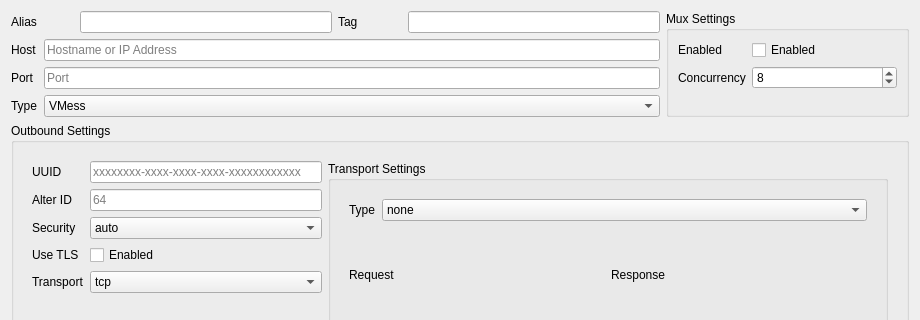
First picture: the form in src/ui/w_OutboundEditor.ui, repository darsvador/qvssr, before the edit; both pictures show x 0 to 920 and y 0 to 320 of the 920 by 630 pixel window.
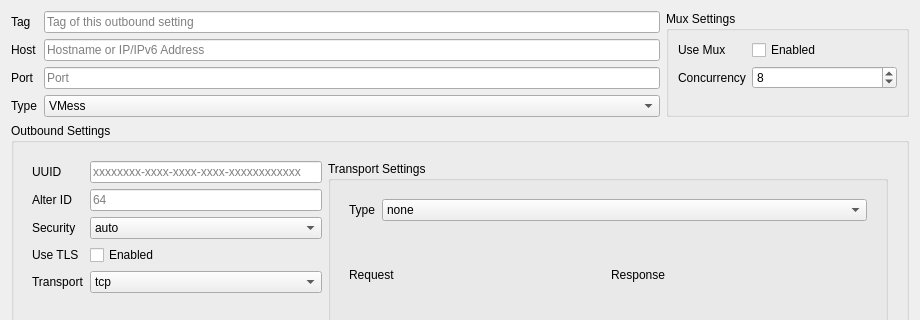
Second picture: the form after the edit.

Commit message: [fix] A lot of fixes - Fixed a config tag issue - Fixed override config - Fixed duplicated slash - Fixed #69 Windows Naming scheme - Fixed Mux settings on the Outbound Page. - Added full IPv6 support - Added UI logic on Preference Window, #69 -

Diff of the .ui file:
```diff
--- a/src/ui/w_OutboundEditor.ui
+++ b/src/ui/w_OutboundEditor.ui
@@ -31,6 +31,20 @@
   <layout class="QGridLayout" name="gridLayout_4" columnstretch="8,3">
    <item row="0" column="0">
     <layout class="QFormLayout" name="formLayout_5">
+     <item row="0" column="0">
+      <widget class="QLabel" name="ipLabel_3">
+       <property name="text">
+        <string>Tag</string>
+       </property>
+      </widget>
+     </item>
+     <item row="0" column="1">
+      <widget class="QLineEdit" name="tagTxt">
+       <property name="placeholderText">
+        <string>Tag of this outbound setting</string>
+       </property>
+      </widget>
+     </item>
      <item row="1" column="0">
       <widget class="QLabel" name="ipLabel">
        <property name="text">
@@ -41,7 +55,7 @@
      <item row="1" column="1">
       <widget class="QLineEdit" name="ipLineEdit">
        <property name="placeholderText">
-        <string>Hostname or IP Address</string>
+        <string>Hostname or IP/IPv6 Address</string>
        </property>
       </widget>
      </item>
@@ -94,30 +108,6 @@
        </item>
       </widget>
      </item>
-     <item row="0" column="0" colspan="2">
-      <layout class="QHBoxLayout" name="horizontalLayout_5" stretch="1,4,1,4">
-       <item>
-        <widget class="QLabel" name="ipLabel_2">
-         <property name="text">
-          <string>Alias</string>
-         </property>
-        </widget>
-       </item>
-       <item>
-        <widget class="QLineEdit" name="lineEdit"/>
-       </item>
-       <item>
-        <widget class="QLabel" name="ipLabel_3">
-         <property name="text">
-          <string>Tag</string>
-         </property>
-        </widget>
-       </item>
-       <item>
-        <widget class="QLineEdit" name="lineEdit_2"/>
-       </item>
-      </layout>
-     </item>
     </layout>
    </item>
    <item row="0" column="1">
@@ -129,7 +119,7 @@
       <item row="0" column="0">
        <widget class="QLabel" name="label_32">
         <property name="text">
-         <string>Enabled</string>
+         <string>Use Mux</string>
         </property>
        </widget>
       </item>
```
Left out of the diff: 92 changed lines with no effect on the pictures. The commit also changes 17 other files.
